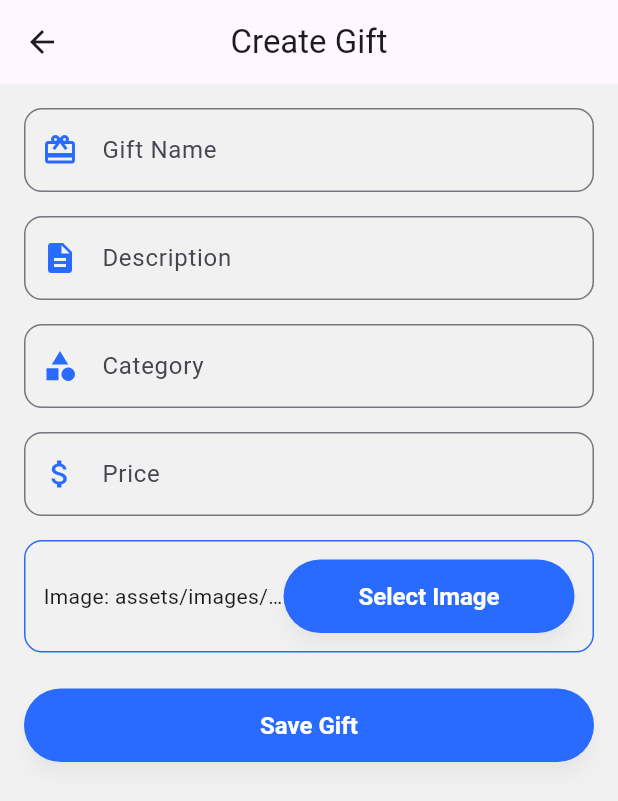
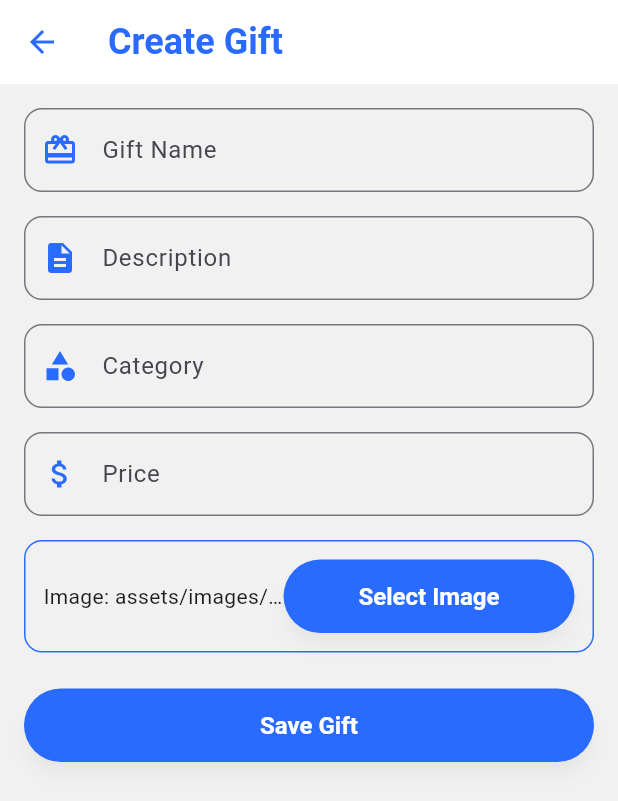
Before and after one commit to OsamaKhaled9/hediaty, a Flutter app: the CreateEditGiftPage screen opened directly with empty values, on a phone screen of 412 x 824 dp. Shown: the top 801 px of the screen. Run offline on Flutter 3.47's test engine with Material 3 defaults, Android fonts, the phone set to English and light mode, and no system bars; our stand-ins replace cloud_firestore, firebase_auth, firebase_core, firebase_storage, font_awesome_flutter, shared_preferences and 2 more; accounts and stored records are empty.

Commit message:
Routing updates.

```diff
--- a/lib/screens/create_edit_gift_page.dart
+++ b/lib/screens/create_edit_gift_page.dart
@@ -93,8 +93,17 @@ class _CreateEditGiftPageState extends State<CreateEditGiftPage> {
   Widget build(BuildContext context) {
     return Scaffold(
       appBar: AppBar(
-        title: Text(widget.gift == null ? "Create Gift" : "Edit Gift"),
-        centerTitle: true,
+        title: Text(
+          widget.gift == null ? "Create Gift" : "Edit Gift",
+          style: TextStyle(
+            color: const Color(0xFF2A6BFF),
+            fontWeight: FontWeight.bold,
+            fontSize: 24,
+          ),
+        ),
+        backgroundColor: Colors.white,
+        elevation: 0,
+        iconTheme: const IconThemeData(color: Color(0xFF2A6BFF)),
       ),
       body: SafeArea(
         child: Padding(
@@ -102,8 +111,7 @@ class _CreateEditGiftPageState extends State<CreateEditGiftPage> {
           child: Form(
             key: _formKey,
             child: ListView(
-              // Changed from SingleChildScrollView to ListView
-              shrinkWrap: true, // Add this to prevent unnecessary scrolling
+              shrinkWrap: true,
               children: [
                 CustomTextField(
                   controller: _nameController,
@@ -127,7 +135,7 @@ class _CreateEditGiftPageState extends State<CreateEditGiftPage> {
                   controller: _priceController,
                   labelText: "Price",
                   icon: Icons.attach_money,
-                  keyboardType: TextInputType.number, // Updated to use correct parameter name
+                  keyboardType: TextInputType.number,
                 ),
                 const SizedBox(height: 16),
                 // Image Selection Section
--- a/lib/widgets/footer.dart
+++ b/lib/widgets/footer.dart
@@ -2,7 +2,7 @@ import 'package:flutter/material.dart';
 import 'package:font_awesome_flutter/font_awesome_flutter.dart';
 import 'package:hediaty/screens/event_list_page.dart';
 import 'package:hediaty/screens/gift_list_page.dart';
-import 'package:hediaty/utils/constants.dart';
+//import 'package:hediaty/utils/constants.dart';
 import 'package:firebase_auth/firebase_auth.dart';
 
 class Footer extends StatefulWidget {
@@ -97,7 +97,14 @@ class _FooterState extends State<Footer> with SingleTickerProviderStateMixin {
             icon: GestureDetector(
               onTap: () {
                 _playButtonAnimation();
-              Navigator.pushNamed(context, '/gift_list');
+                // Replace 'eventIdValue' with the actual event ID you want to pass
+                final String eventId = 'eventIdValue'; // Fetch or pass the correct eventId dynamically
+                Navigator.push(
+                  context,
+                  MaterialPageRoute(
+                    builder: (context) => GiftListPage(eventId: eventId),
+                  ),
+                );
               },
               child: AnimatedBuilder(
                 animation: _buttonScaleAnimation,
```
Lines whose indentation alone changed are shown as unchanged.
